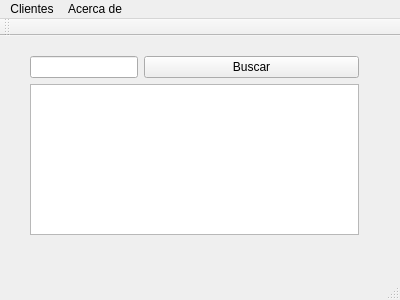
rudygodoy/taller, file Taller/mainwindow.ui: the form before one commit.
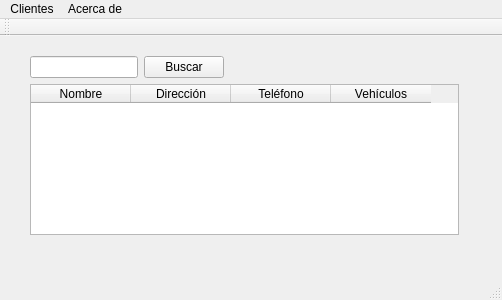
The form after the commit.

```diff
--- a/Taller/mainwindow.ui
+++ b/Taller/mainwindow.ui
@@ -6,7 +6,7 @@
    <rect>
     <x>0</x>
     <y>0</y>
-    <width>400</width>
+    <width>502</width>
     <height>300</height>
    </rect>
   </property>
@@ -37,11 +37,14 @@
      <rect>
       <x>19</x>
       <y>9</y>
-      <width>351</width>
+      <width>451</width>
       <height>201</height>
      </rect>
     </property>
     <layout class="QFormLayout" name="formLayout">
+     <property name="fieldGrowthPolicy">
+      <enum>QFormLayout::FieldsStayAtSizeHint</enum>
+     </property>
      <item row="0" column="0">
       <widget class="QLineEdit" name="lineEdit"/>
      </item>
@@ -53,7 +56,28 @@
       </widget>
      </item>
      <item row="1" column="0" colspan="2">
-      <widget class="QTableView" name="tableView"/>
+      <widget class="QTableWidget" name="listaClientes">
+       <column>
+        <property name="text">
+         <string>Nombre</string>
+        </property>
+       </column>
+       <column>
+        <property name="text">
+         <string>Dirección</string>
+        </property>
+       </column>
+       <column>
+        <property name="text">
+         <string>Teléfono</string>
+        </property>
+       </column>
+       <column>
+        <property name="text">
+         <string>Vehículos</string>
+        </property>
+       </column>
+      </widget>
      </item>
     </layout>
    </widget>
@@ -63,7 +87,7 @@
     <rect>
      <x>0</x>
      <y>0</y>
-     <width>400</width>
+     <width>502</width>
      <height>22</height>
     </rect>
    </property>
```
Left out of the diff: 6 changed lines with no effect on the pictures.
